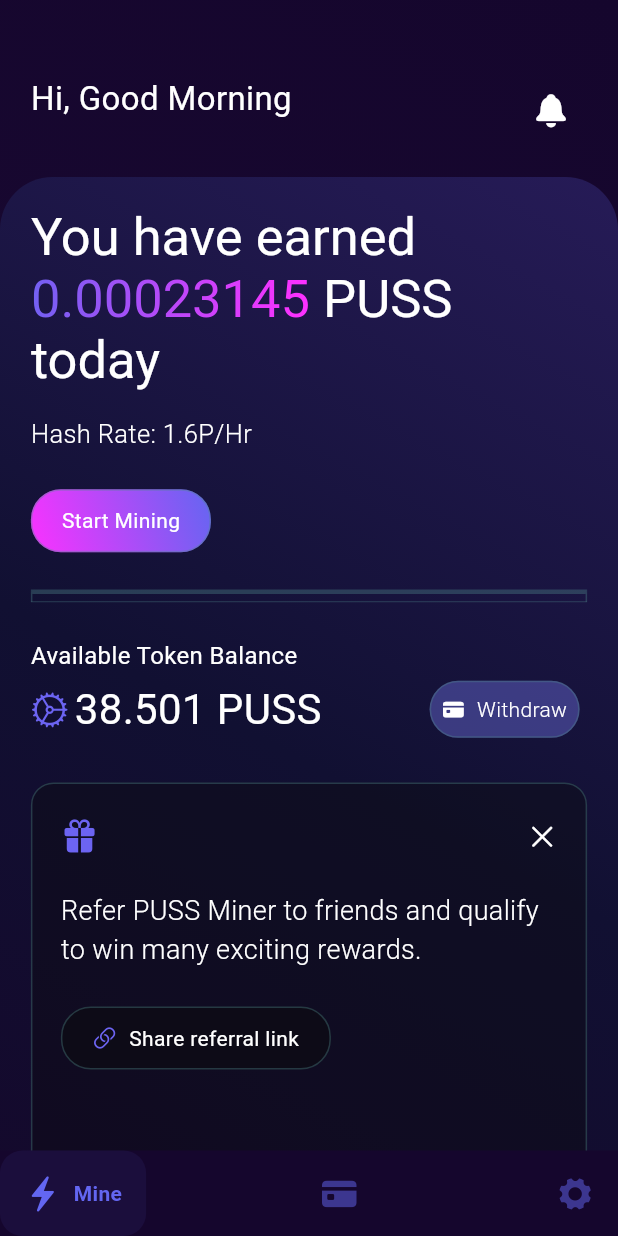
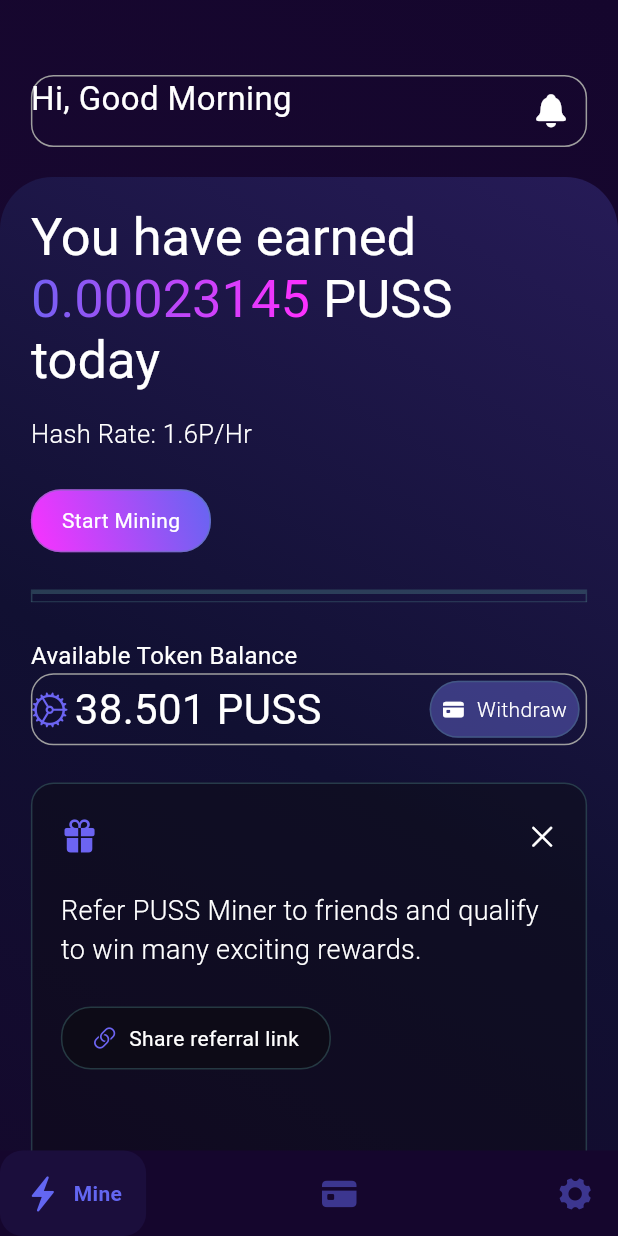
Before and after one commit to phildubem/puss_puss, a Flutter app: the screen it shows after launch, on a phone screen of 412 x 824 dp. Run offline on Flutter 3.47's test engine with Material 3 defaults, Android fonts, the light colour scheme and no system bars; drawn by our look-alikes of google_nav_bar; Roboto replaces fonts that are missing (NeueMontreal).

Commit message:
Structure 3

```diff
--- /dev/null
+++ b/lib/utils/theme/custom/input_decoration.dart
@@ -0,0 +1,69 @@
+import 'package:flutter/material.dart';
+
+class MInputDecorationTheme {
+  MInputDecorationTheme._();
+
+  static InputDecorationTheme lightInputDecorationTheme = InputDecorationTheme(
+    errorMaxLines: 3,
+    prefixIconColor: Colors.grey,
+    suffixIconColor: Colors.grey,
+
+    labelStyle: TextStyle().copyWith(fontSize: 14, color: Colors.black),
+    hintStyle: TextStyle().copyWith(fontSize: 14, color: Colors.black),
+    errorStyle: TextStyle().copyWith(fontStyle: FontStyle.normal),
+    floatingLabelStyle: TextStyle().copyWith(color: Colors.black.withOpacity(0.8)),
+    border: OutlineInputBorder().copyWith(
+      borderRadius: BorderRadius.circular(15),
+      borderSide: BorderSide(width: 1, color: Colors.grey),
+    ),
+    enabledBorder: OutlineInputBorder().copyWith(
+      borderRadius: BorderRadius.circular(15),
+      borderSide: BorderSide(width: 1, color: Colors.grey),
+    ),
+    focusedBorder: OutlineInputBorder().copyWith(
+      borderRadius: BorderRadius.circular(15),
+      borderSide: BorderSide(width: 1, color: Colors.black12),
+    ),
+    errorBorder: OutlineInputBorder().copyWith(
+      borderRadius: BorderRadius.circular(15),
+      borderSide: BorderSide(width: 1, color: Colors.red),
+    ),
+    focusedErrorBorder: OutlineInputBorder().copyWith(
+      borderRadius: BorderRadius.circular(15),
+      borderSide: BorderSide(width: 1, color: Colors.orange),
+    ),
+  );
+
+
+   static InputDecorationTheme darkInputDecorationTheme = InputDecorationTheme(
+    errorMaxLines: 3,
+    prefixIconColor: Colors.grey,
+    suffixIconColor: Colors.grey,
+
+    labelStyle: TextStyle().copyWith(fontSize: 14, color: Colors.white),
+    hintStyle: TextStyle().copyWith(fontSize: 14, color: Colors.white),
+    errorStyle: TextStyle().copyWith(fontStyle: FontStyle.normal),
+    floatingLabelStyle: TextStyle().copyWith(color: Colors.white.withOpacity(0.8)),
+    border: OutlineInputBorder().copyWith(
+      borderRadius: BorderRadius.circular(15),
+      borderSide: BorderSide(width: 1, color: Colors.grey),
+    ),
+    enabledBorder: OutlineInputBorder().copyWith(
+      borderRadius: BorderRadius.circular(15),
+      borderSide: BorderSide(width: 1, color: Colors.grey),
+    ),
+    focusedBorder: OutlineInputBorder().copyWith(
+      borderRadius: BorderRadius.circular(15),
+      borderSide: BorderSide(width: 1, color: Colors.white),
+    ),
+    errorBorder: OutlineInputBorder().copyWith(
+      borderRadius: BorderRadius.circular(15),
+      borderSide: BorderSide(width: 1, color: Colors.red),
+    ),
+    focusedErrorBorder: OutlineInputBorder().copyWith(
+      borderRadius: BorderRadius.circular(15),
+      borderSide: BorderSide(width: 1, color: Colors.orange),
+    ),
+  );
+
+}
--- a/lib/utils/theme/custom_theme.dart/text_theme.dart
+++ /dev/null
@@ -1,42 +0,0 @@
-import 'package:flutter/material.dart';
-
-class MTextTheme {
-  MTextTheme._();
-
-  static TextTheme lightTheme = TextTheme(
-    headlineLarge: TextStyle().copyWith(fontSize: 32, fontWeight: FontWeight.bold, color: Colors.black),
-    headlineMedium: TextStyle().copyWith(fontSize: 24, fontWeight: FontWeight.w600, color: Colors.black),
-    headlineSmall: TextStyle().copyWith(fontSize: 18, fontWeight: FontWeight.w500, color: Colors.black),
-
-    titleLarge: TextStyle().copyWith(fontSize: 16, fontWeight: FontWeight.w600, color: Colors.black),
-    titleMedium: TextStyle().copyWith(fontSize: 16, fontWeight: FontWeight.w500, color: Colors.black),
-    titleSmall: TextStyle().copyWith(fontSize: 16, fontWeight: FontWeight.w400, color: Colors.black),
-
-    bodyLarge: TextStyle().copyWith(fontSize: 14, fontWeight: FontWeight.w500, color: Colors.black),
-    bodyMedium: TextStyle().copyWith(fontSize: 14, fontWeight: FontWeight.normal, color: Colors.black),
-    bodySmall: TextStyle().copyWith(fontSize: 14, fontWeight: FontWeight.w300, color: Colors.black.withOpacity(0.5)),
-
-    labelLarge: TextStyle().copyWith(fontSize: 14, fontWeight: FontWeight.normal, color: Colors.black),
-    labelMedium: TextStyle().copyWith(fontSize: 12, fontWeight: FontWeight.normal, color: Colors.black.withOpacity(0.5)),
-    labelSmall: TextStyle().copyWith(fontSize: 10, fontWeight: FontWeight.normal, color: Colors.black.withOpacity(0.5)),
-  );
-
-
-  static TextTheme  darkTheme = TextTheme (
-    headlineLarge: TextStyle().copyWith(fontSize: 32, fontWeight: FontWeight.bold, color: Colors.white),
-    headlineMedium: TextStyle().copyWith(fontSize: 24, fontWeight: FontWeight.w600, color: Colors.white),
-    headlineSmall: TextStyle().copyWith(fontSize: 18, fontWeight: FontWeight.w500, color: Colors.white),
-
-    titleLarge: TextStyle().copyWith(fontSize: 16, fontWeight: FontWeight.w600, color: Colors.white),
-    titleMedium: TextStyle().copyWith(fontSize: 16, fontWeight: FontWeight.w500, color: Colors.white),
-    titleSmall: TextStyle().copyWith(fontSize: 16, fontWeight: FontWeight.w400, color: Colors.white),
-
-    bodyLarge: TextStyle().copyWith(fontSize: 14, fontWeight: FontWeight.w500, color: Colors.white),
-    bodyMedium: TextStyle().copyWith(fontSize: 14, fontWeight: FontWeight.normal, color: Colors.white),
-    bodySmall: TextStyle().copyWith(fontSize: 14, fontWeight: FontWeight.w300, color: Colors.white.withOpacity(0.5)),
-
-    labelLarge: TextStyle().copyWith(fontSize: 14, fontWeight: FontWeight.normal, color: Colors.white),
-    labelMedium: TextStyle().copyWith(fontSize: 12, fontWeight: FontWeight.normal, color: Colors.white.withOpacity(0.5)),
-    labelSmall: TextStyle().copyWith(fontSize: 10, fontWeight: FontWeight.normal, color: Colors.white.withOpacity(0.5)),
-  );
-}
--- a/lib/utils/theme/theme.dart
+++ b/lib/utils/theme/theme.dart
@@ -5,6 +5,7 @@ import 'package:puss_puss/utils/theme/custom/checkbox_theme.dart';
 import 'package:puss_puss/utils/theme/custom/chip_theme.dart';
 import 'package:puss_puss/utils/theme/custom/elavated_button_theme.dart';
 import 'package:puss_puss/utils/theme/custom/outline_button_them.dart';
+import 'package:puss_puss/utils/theme/custom/input_decoration.dart';
 import 'package:puss_puss/utils/theme/custom/text_theme.dart';
 
 class MAppTheme {
@@ -22,7 +23,8 @@ class MAppTheme {
     bottomSheetTheme: MBottomSheetTheme.lightAppBarTheme,
     checkboxTheme: MCheckBoxTheme.lightAppBarTheme,
     chipTheme: MChipTheme.lightChipTheme,
-    outlinedButtonTheme: MOutlinedButtonTheme.lightOutlinedButtonTheme
+    outlinedButtonTheme: MOutlinedButtonTheme.lightOutlinedButtonTheme,
+    inputDecorationTheme: MInputDecorationTheme.lightInputDecorationTheme,
   );
 
 
@@ -39,5 +41,6 @@ class MAppTheme {
     checkboxTheme: MCheckBoxTheme.darkAppBarTheme,
     chipTheme: MChipTheme.darkChipTheme,
     outlinedButtonTheme: MOutlinedButtonTheme.darkOutlinedButtonTheme,
+    inputDecorationTheme: MInputDecorationTheme.darkInputDecorationTheme,
   );
 }
```
